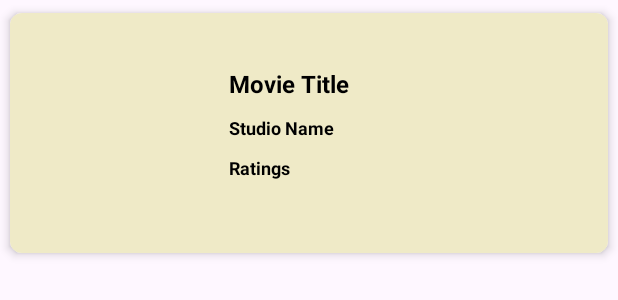
After one commit to priyesh777/MovieRank, an Android app: the layout movie_card.xml on its own in the app's theme, with its tools: preview values and no code run, on a phone screen of 412 x 824 dp. The commit adds this screen. Shown: the top 300 px of the screen. Run offline under Robolectric (Android 15) with nearby library versions, the phone set to English and light mode, and no system bars.

Commit message:
Add fixes to navigation and recycler view

```diff
--- /dev/null
+++ b/app/src/main/java/com/example/movierank/MovieDataType.kt
@@ -0,0 +1,3 @@
+package com.example.movierank
+
+data class MovieDataType(val id:Int, val studioTitle: String, val rating: Float)
--- /dev/null
+++ b/app/src/main/res/drawable/baseline_add_24.xml
@@ -0,0 +1,5 @@
+<vector android:height="24dp" android:tint="@color/yellowish_gray"
+    android:viewportHeight="24" android:viewportWidth="24"
+    android:width="24dp" xmlns:android="http://schemas.android.com/apk/res/android">
+    <path android:fillColor="@android:color/white" android:pathData="M19,13h-6v6h-2v-6H5v-2h6V5h2v6h6v2z"/>
+</vector>
--- /dev/null
+++ b/app/src/main/res/drawable/baseline_done_24.xml
@@ -0,0 +1,5 @@
+<vector android:height="24dp" android:tint="@color/yellowish_gray"
+    android:viewportHeight="24" android:viewportWidth="24"
+    android:width="24dp" xmlns:android="http://schemas.android.com/apk/res/android">
+    <path android:fillColor="@android:color/white" android:pathData="M9,16.2L4.8,12l-1.4,1.4L9,19 21,7l-1.4,-1.4L9,16.2z"/>
+</vector>
--- /dev/null
+++ b/app/src/main/res/layout/movie_card.xml
@@ -0,0 +1,64 @@
+<?xml version="1.0" encoding="utf-8"?>
+<androidx.cardview.widget.CardView xmlns:android="http://schemas.android.com/apk/res/android"
+    xmlns:app="http://schemas.android.com/apk/res-auto"
+    android:layout_width="match_parent"
+    android:layout_height="wrap_content"
+    app:cardCornerRadius="8dp"
+    app:cardElevation="4dp"
+    app:cardUseCompatPadding="true"
+    >
+
+    <androidx.constraintlayout.widget.ConstraintLayout
+        android:layout_width="400dp"
+        android:layout_height="160dp"
+        android:background="@color/light_yellow"
+        android:orientation="vertical"
+        android:padding="16dp">
+
+        <ImageView
+            android:id="@+id/movie_img"
+            android:layout_width="120dp"
+            android:layout_height="120dp"
+            app:layout_constraintStart_toStartOf="parent"
+            app:layout_constraintTop_toTopOf="parent"
+            android:layout_marginTop="10dp"  />
+
+        <TextView
+            android:id="@+id/movie_title"
+            android:layout_width="wrap_content"
+            android:layout_height="wrap_content"
+            app:layout_constraintStart_toEndOf="@id/movie_img"
+            app:layout_constraintTop_toTopOf="@id/movie_img"
+            android:layout_marginTop="10dp"
+            android:layout_marginStart="10dp"
+            android:text="Movie Title"
+            android:textStyle="bold"
+            android:textColor="@color/black"
+            android:textSize="16sp"/>
+
+        <TextView
+            android:id="@+id/movie_studio"
+            android:layout_width="wrap_content"
+            android:layout_height="wrap_content"
+            app:layout_constraintTop_toBottomOf="@id/movie_title"
+            app:layout_constraintStart_toStartOf="@id/movie_title"
+            android:layout_marginTop="10dp"
+            android:text="Studio Name"
+            android:textStyle="bold"
+            android:textColor="@color/black"
+            android:textSize="12sp"/>
+
+        <TextView
+            android:id="@+id/rating"
+            android:layout_width="wrap_content"
+            android:layout_height="wrap_content"
+            app:layout_constraintTop_toBottomOf="@id/movie_studio"
+            app:layout_constraintStart_toStartOf="@id/movie_studio"
+            android:layout_marginTop="10dp"
+            android:text="Ratings"
+            android:textStyle="bold"
+            android:textColor="@color/black"
+            android:textSize="12sp"/>
+
+    </androidx.constraintlayout.widget.ConstraintLayout>
+</androidx.cardview.widget.CardView>
--- a/app/src/main/res/values/colors.xml
+++ b/app/src/main/res/values/colors.xml
@@ -5,8 +5,9 @@
 
     //MovieRank theme colors
     <color name="base_blue">#3D57BA</color>
-    <color name="base_yellow">#C1BA40</color>
+    <color name="base_yellow">#FDF450</color>
     <color name="base_grey">#F8FAFC</color>
     <color name="space_gray">#7E969E</color>
     <color name="yellowish_gray">#EFE37D</color>
+    <color name="light_yellow">#EFEAC7</color>
 </resources>
```
Also changed, not shown: app/build.gradle.kts (+10 -2 lines), app/src/main/java/com/example/movierank/GetStartedScreen.kt (+12 -43 lines), app/src/main/java/com/example/movierank/MainActivity.kt (+12 -1 lines), app/src/main/java/com/example/movierank/MovieList.kt (+13 -41 lines), app/src/main/res/drawable/yellow_border.xml (added, +8 -0 lines), app/src/main/res/layout/movie_list_screen.xml (+33 -4 lines), app/src/main/res/values/dimens.xml (+4 -4 lines), build.gradle.kts (+10 -0 lines).
